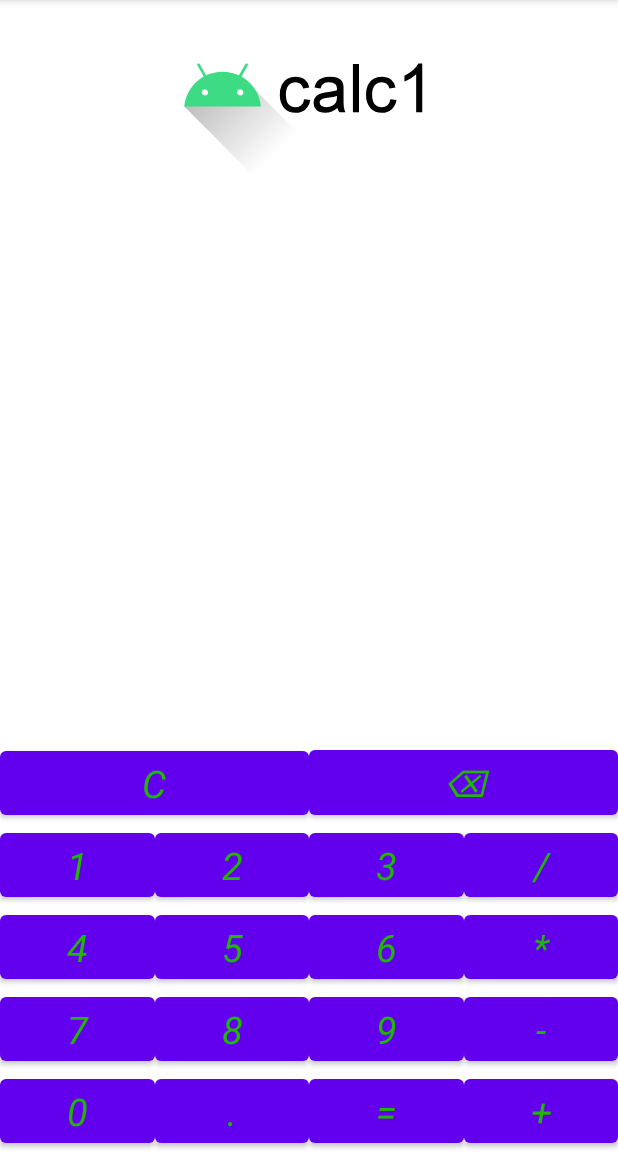
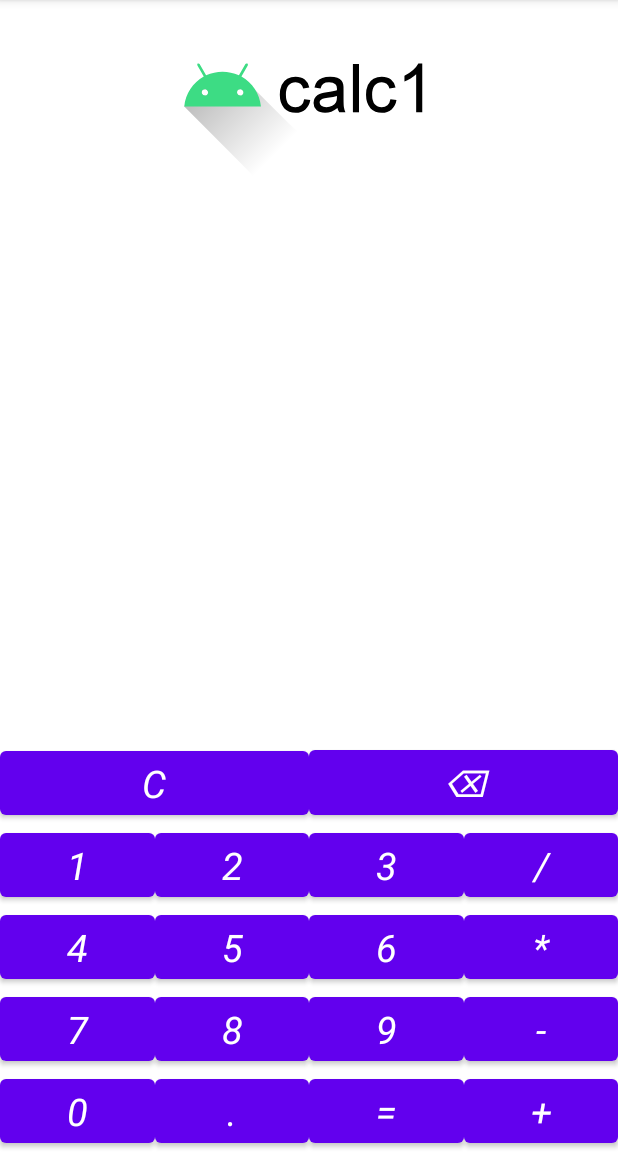
Before and after one commit to AleksTereh/calc1, an Android app: the screen it shows after launch (MainActivity), on a phone screen of 412 x 824 dp, the part 84-1236 px from its top. Run offline under Robolectric (Android 15) with nearby library versions, the phone set to English and light mode, and no system bars; Roboto replaces fonts that are not available here.

Commit message:
тема на активити

```diff
--- a/app/src/main/res/layout/activity_main.xml
+++ b/app/src/main/res/layout/activity_main.xml
@@ -4,6 +4,7 @@
     xmlns:tools="http://schemas.android.com/tools"
     android:layout_width="match_parent"
     android:layout_height="match_parent"
+    android:theme="@style/MyGreen"
     tools:context=".MainActivity">
 
 
@@ -19,7 +20,6 @@
 
     <TextView
         android:id="@+id/txt"
-        android:theme="@style/MyGreen"
         android:layout_width="match_parent"
         android:layout_height="wrap_content"
         android:textSize="@dimen/textSize"
--- a/app/src/main/res/layout/constrait.xml
+++ b/app/src/main/res/layout/constrait.xml
@@ -4,12 +4,12 @@
     xmlns:tools="http://schemas.android.com/tools"
     android:layout_width="match_parent"
     android:layout_height="match_parent"
+    android:theme="@style/MyGreen"
     tools:context=".MainActivity">
 
 
     <com.google.android.material.button.MaterialButton
         android:id="@+id/btn0"
-        style="@style/MyGreen"
         android:layout_width="0dp"
         android:layout_height="wrap_content"
         android:text="@string/_0"
@@ -21,7 +21,6 @@
 
     <com.google.android.material.button.MaterialButton
         android:id="@+id/btnPoint"
-        style="@style/MyGreen"
         android:layout_width="0dp"
         android:layout_height="wrap_content"
         android:text="@string/point"
@@ -32,7 +31,6 @@
 
     <com.google.android.material.button.MaterialButton
         android:id="@+id/btnEqually"
-        style="@style/MyGreen"
         android:layout_width="0dp"
         android:layout_height="wrap_content"
         android:text="@string/equally"
@@ -43,7 +41,6 @@
 
     <com.google.android.material.button.MaterialButton
         android:id="@+id/btnAddition"
-        style="@style/MyGreen"
         android:layout_width="0dp"
         android:layout_height="wrap_content"
         android:text="@string/addition"
@@ -54,7 +51,6 @@
 
     <com.google.android.material.button.MaterialButton
         android:id="@+id/btn7"
-        style="@style/MyGreen"
         android:layout_width="0dp"
         android:layout_height="wrap_content"
         android:text="@string/_7"
@@ -65,7 +61,6 @@
 
     <com.google.android.material.button.MaterialButton
         android:id="@+id/btn8"
-        style="@style/MyGreen"
         android:layout_width="0dp"
         android:layout_height="wrap_content"
         android:text="@string/_8"
@@ -76,7 +71,6 @@
 
     <com.google.android.material.button.MaterialButton
         android:id="@+id/btn9"
-        style="@style/MyGreen"
         android:layout_width="0dp"
         android:layout_height="wrap_content"
         android:text="@string/_9"
@@ -87,7 +81,6 @@
 
     <com.google.android.material.button.MaterialButton
         android:id="@+id/btnSubtraction"
-        style="@style/MyGreen"
         android:layout_width="0dp"
         android:layout_height="wrap_content"
         android:text="@string/subtraction"
@@ -98,7 +91,6 @@
 
     <com.google.android.material.button.MaterialButton
         android:id="@+id/btn4"
-        style="@style/MyGreen"
         android:layout_width="0dp"
         android:layout_height="wrap_content"
         android:text="@string/_4"
@@ -109,7 +101,6 @@
 
     <com.google.android.material.button.MaterialButton
         android:id="@+id/btn5"
-        style="@style/MyGreen"
         android:layout_width="0dp"
         android:layout_height="wrap_content"
         android:text="@string/_5"
@@ -120,7 +111,6 @@
 
     <com.google.android.material.button.MaterialButton
         android:id="@+id/btn6"
-        style="@style/MyGreen"
         android:layout_width="0dp"
         android:layout_height="wrap_content"
         android:text="@string/_6"
@@ -131,7 +121,6 @@
 
     <com.google.android.material.button.MaterialButton
         android:id="@+id/btnMultiplication"
-        style="@style/MyGreen"
         android:layout_width="0dp"
         android:layout_height="wrap_content"
         android:text="@string/multiplication"
@@ -142,7 +131,6 @@
 
     <com.google.android.material.button.MaterialButton
         android:id="@+id/btn1"
-        style="@style/MyGreen"
         android:layout_width="0dp"
         android:layout_height="wrap_content"
         android:text="@string/_1"
@@ -153,7 +141,6 @@
 
     <com.google.android.material.button.MaterialButton
         android:id="@+id/btn2"
-        style="@style/MyGreen"
         android:layout_width="0dp"
         android:layout_height="wrap_content"
         android:text="@string/_2"
@@ -164,7 +151,6 @@
 
     <com.google.android.material.button.MaterialButton
         android:id="@+id/btn3"
-        style="@style/MyGreen"
         android:layout_width="0dp"
         android:layout_height="wrap_content"
         android:text="@string/_3"
@@ -175,7 +161,6 @@
 
     <com.google.android.material.button.MaterialButton
         android:id="@+id/btnDivision"
-        style="@style/MyGreen"
         android:layout_width="0dp"
         android:layout_height="wrap_content"
         android:text="@string/division"
@@ -186,7 +171,6 @@
 
     <com.google.android.material.button.MaterialButton
         android:id="@+id/btnСlear"
-        style="@style/MyGreen"
         android:layout_width="0dp"
         android:layout_height="wrap_content"
         android:text="@string/clear"
@@ -197,7 +181,6 @@
 
     <com.google.android.material.button.MaterialButton
         android:id="@+id/btnBack"
-        style="@style/MyGreen"
         android:layout_width="0dp"
         android:layout_height="wrap_content"
         android:text="@string/backspace"
```
